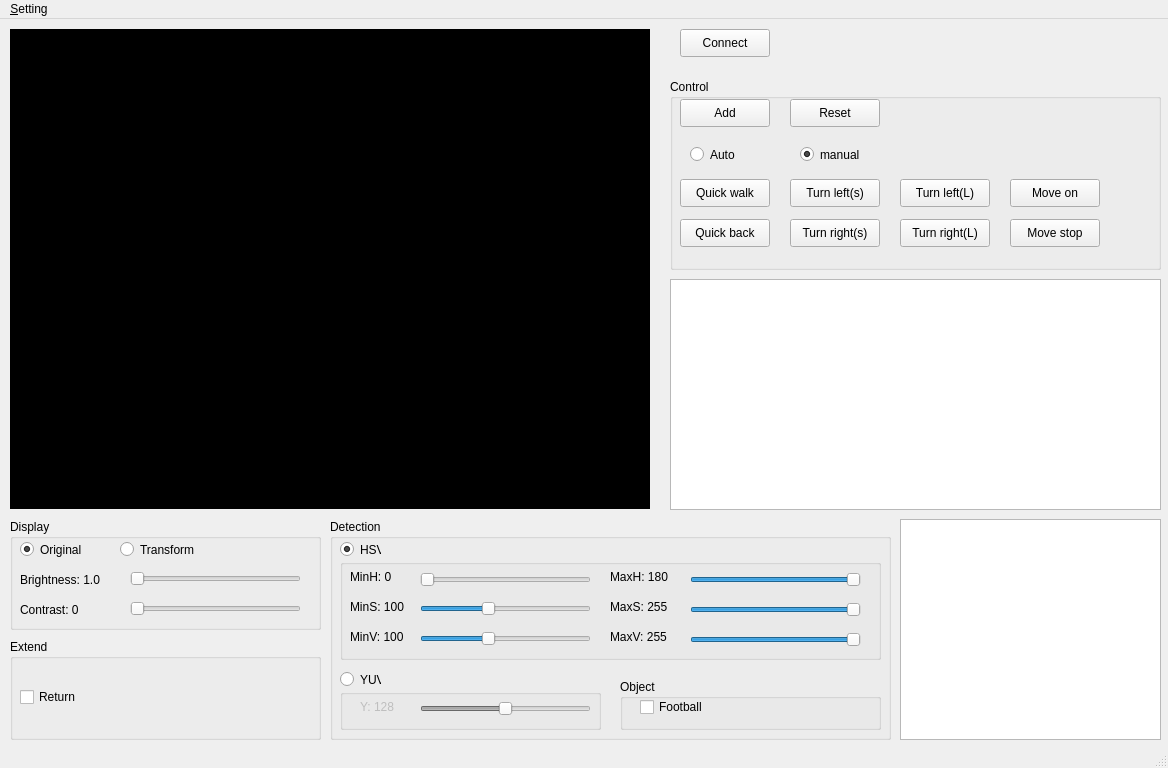
The window that QT-ColorSegmentation/VideoArea.ui (LejuRobotics/Aelos-Vision-Demo) describes before a commit, drawn with Qt 5.
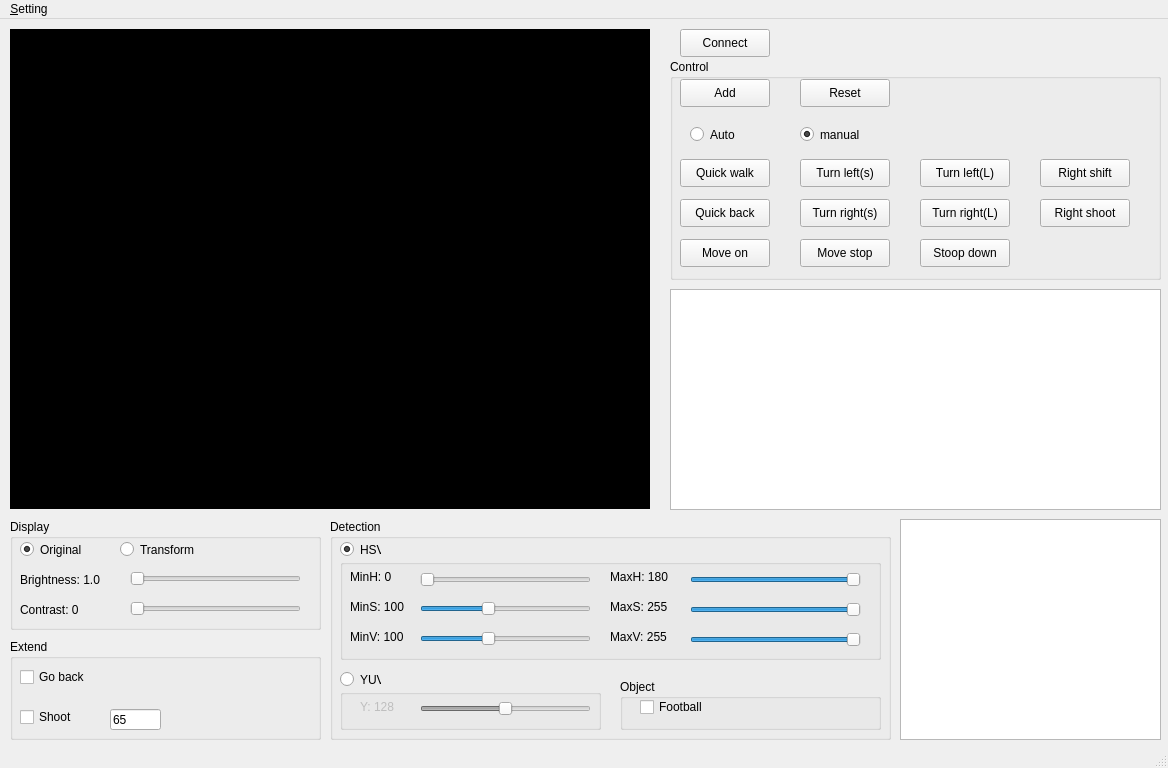
The same window after the commit. Custom widgets are drawn as their Qt base class.

What changed in the file:
```diff
--- a/QT-ColorSegmentation/VideoArea.ui
+++ b/QT-ColorSegmentation/VideoArea.ui
@@ -177,9 +177,9 @@
     <property name="geometry">
      <rect>
       <x>670</x>
-      <y>60</y>
+      <y>40</y>
       <width>491</width>
-      <height>191</height>
+      <height>221</height>
      </rect>
     </property>
     <property name="title">
@@ -204,7 +204,7 @@
     <widget class="QPushButton" name="reset_btn">
      <property name="geometry">
       <rect>
-       <x>120</x>
+       <x>130</x>
        <y>20</y>
        <width>90</width>
        <height>28</height>
@@ -275,7 +275,7 @@
     <widget class="QPushButton" name="action_btn_3">
      <property name="geometry">
       <rect>
-       <x>120</x>
+       <x>130</x>
        <y>100</y>
        <width>90</width>
        <height>28</height>
@@ -288,7 +288,7 @@
     <widget class="QPushButton" name="action_btn_4">
      <property name="geometry">
       <rect>
-       <x>120</x>
+       <x>130</x>
        <y>140</y>
        <width>90</width>
        <height>28</height>
@@ -301,7 +301,7 @@
     <widget class="QPushButton" name="action_btn_5">
      <property name="geometry">
       <rect>
-       <x>230</x>
+       <x>250</x>
        <y>100</y>
        <width>90</width>
        <height>28</height>
@@ -314,7 +314,7 @@
     <widget class="QPushButton" name="action_btn_6">
      <property name="geometry">
       <rect>
-       <x>230</x>
+       <x>250</x>
        <y>140</y>
        <width>90</width>
        <height>28</height>
@@ -324,11 +324,11 @@
       <string>Turn right(L)</string>
      </property>
     </widget>
-    <widget class="QPushButton" name="action_btn_7">
+    <widget class="QPushButton" name="action_btn_MoveOn">
      <property name="geometry">
       <rect>
-       <x>340</x>
-       <y>100</y>
+       <x>10</x>
+       <y>180</y>
        <width>90</width>
        <height>28</height>
       </rect>
@@ -337,11 +337,11 @@
       <string>Move on</string>
      </property>
     </widget>
-    <widget class="QPushButton" name="action_btn_8">
+    <widget class="QPushButton" name="action_btn_MoveStop">
      <property name="geometry">
       <rect>
-       <x>340</x>
-       <y>140</y>
+       <x>130</x>
+       <y>180</y>
        <width>90</width>
        <height>28</height>
       </rect>
@@ -350,14 +350,53 @@
       <string>Move stop</string>
      </property>
     </widget>
+    <widget class="QPushButton" name="action_btn_7">
+     <property name="geometry">
+      <rect>
+       <x>250</x>
+       <y>180</y>
+       <width>90</width>
+       <height>28</height>
+      </rect>
+     </property>
+     <property name="text">
+      <string>Stoop down</string>
+     </property>
+    </widget>
+    <widget class="QPushButton" name="action_btn_8">
+     <property name="geometry">
+      <rect>
+       <x>370</x>
+       <y>100</y>
+       <width>90</width>
+       <height>28</height>
+      </rect>
+     </property>
+     <property name="text">
+      <string>Right shift</string>
+     </property>
+    </widget>
+    <widget class="QPushButton" name="action_btn_9">
+     <property name="geometry">
+      <rect>
+       <x>370</x>
+       <y>140</y>
+       <width>90</width>
+       <height>28</height>
+      </rect>
+     </property>
+     <property name="text">
+      <string>Right shoot</string>
+     </property>
+    </widget>
    </widget>
    <widget class="LejuTbableWidget" name="tableWidget">
     <property name="geometry">
      <rect>
       <x>670</x>
-      <y>260</y>
+      <y>270</y>
       <width>491</width>
-      <height>231</height>
+      <height>221</height>
      </rect>
     </property>
    </widget>
@@ -721,13 +760,39 @@
      <property name="geometry">
       <rect>
        <x>10</x>
-       <y>50</y>
+       <y>30</y>
        <width>71</width>
        <height>16</height>
       </rect>
      </property>
      <property name="text">
-      <string>Return</string>
+      <string>Go back</string>
+     </property>
+    </widget>
+    <widget class="QCheckBox" name="shooot_checkBox">
+     <property name="geometry">
+      <rect>
+       <x>10</x>
+       <y>70</y>
+       <width>71</width>
+       <height>16</height>
+      </rect>
+     </property>
+     <property name="text">
+      <string>Shoot</string>
+     </property>
+    </widget>
+    <widget class="QLineEdit" name="football_radius_edit">
+     <property name="geometry">
+      <rect>
+       <x>100</x>
+       <y>70</y>
+       <width>51</width>
+       <height>21</height>
+      </rect>
+     </property>
+     <property name="text">
+      <string>65</string>
      </property>
     </widget>
    </widget>
@@ -786,6 +851,11 @@
    <extends>QTableWidget</extends>
    <header>LejuTbableWidget.h</header>
   </customwidget>
+  <customwidget>
+   <class>LejuSlider</class>
+   <extends>QSlider</extends>
+   <header>LejuSlider.h</header>
+  </customwidget>
  </customwidgets>
  <resources/>
  <connections/>
```
Left out of the diff: 25 changed lines with no effect on the pictures.
